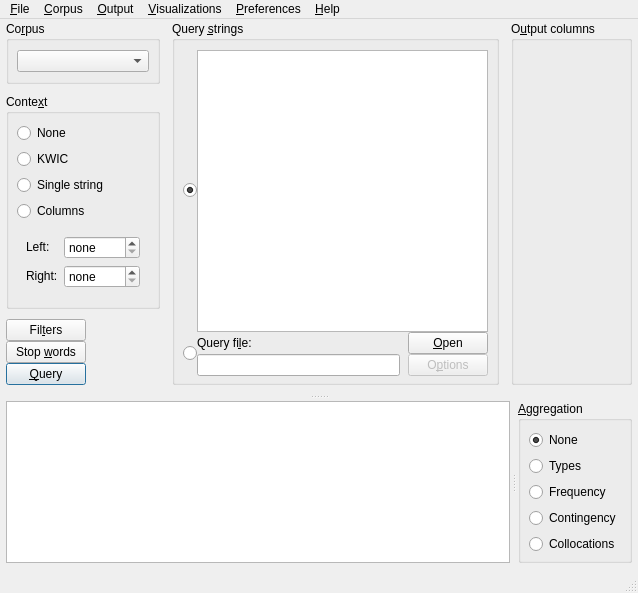
Old version of the form coquery/gui/ui/coquery.ui in the repository gkunter/coquery.
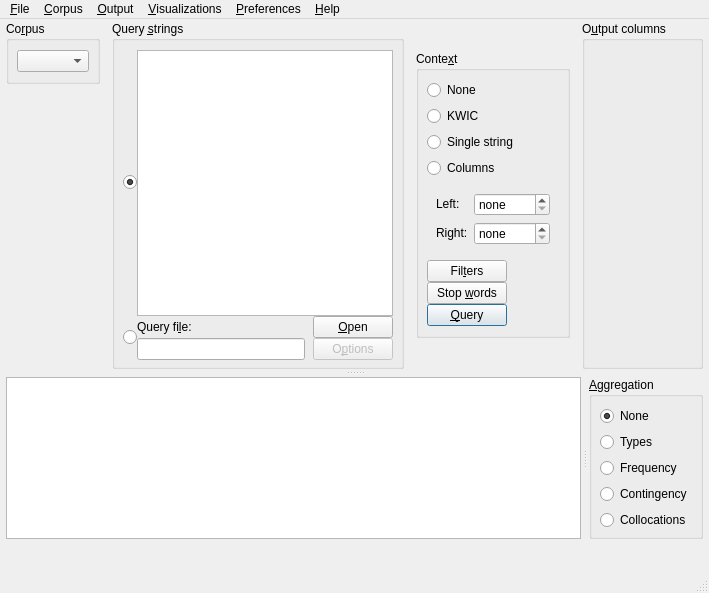
New version of the form. Icons and pictures are not drawn.

Patch:
```diff
--- a/coquery/gui/ui/coquery.ui
+++ b/coquery/gui/ui/coquery.ui
@@ -45,24 +45,15 @@
          <verstretch>1</verstretch>
         </sizepolicy>
        </property>
-       <layout class="QHBoxLayout" name="horizontalLayout_7" stretch="0,0,0">
+       <layout class="QHBoxLayout" name="horizontalLayout_7" stretch="0,0,0,0">
         <property name="spacing">
          <number>12</number>
         </property>
-        <property name="leftMargin">
+        <property name="margin">
          <number>0</number>
         </property>
-        <property name="topMargin">
-         <number>0</number>
-        </property>
-        <property name="rightMargin">
-         <number>0</number>
-        </property>
-        <property name="bottomMargin">
-         <number>8</number>
-        </property>
         <item>
-         <layout class="QVBoxLayout" name="verticalLayout_3" stretch="0,0,0,1,0">
+         <layout class="QVBoxLayout" name="verticalLayout_3" stretch="0,0,1">
           <property name="spacing">
            <number>0</number>
           </property>
@@ -129,6 +120,171 @@
            </spacer>
           </item>
           <item>
+           <spacer name="verticalSpacer">
+            <property name="orientation">
+             <enum>Qt::Vertical</enum>
+            </property>
+            <property name="sizeHint" stdset="0">
+             <size>
+              <width>20</width>
+              <height>10</height>
+             </size>
+            </property>
+           </spacer>
+          </item>
+         </layout>
+        </item>
+        <item>
+         <widget class="QGroupBox" name="box_input_settings">
+          <property name="sizePolicy">
+           <sizepolicy hsizetype="Expanding" vsizetype="Preferred">
+            <horstretch>3</horstretch>
+            <verstretch>0</verstretch>
+           </sizepolicy>
+          </property>
+          <property name="title">
+           <string>Query &amp;strings</string>
+          </property>
+          <layout class="QVBoxLayout" name="verticalLayout" stretch="0">
+           <property name="spacing">
+            <number>0</number>
+           </property>
+           <property name="sizeConstraint">
+            <enum>QLayout::SetMinimumSize</enum>
+           </property>
+           <property name="leftMargin">
+            <number>8</number>
+           </property>
+           <property name="rightMargin">
+            <number>8</number>
+           </property>
+           <property name="bottomMargin">
+            <number>6</number>
+           </property>
+           <item>
+            <layout class="QGridLayout" name="gridLayout_3">
+             <item row="0" column="0">
+              <widget class="QRadioButton" name="radio_query_string">
+               <property name="sizePolicy">
+                <sizepolicy hsizetype="Fixed" vsizetype="Fixed">
+                 <horstretch>0</horstretch>
+                 <verstretch>0</verstretch>
+                </sizepolicy>
+               </property>
+               <property name="text">
+                <string/>
+               </property>
+               <property name="checked">
+                <bool>true</bool>
+               </property>
+              </widget>
+             </item>
+             <item row="0" column="1">
+              <widget class="QTextEdit" name="edit_query_string">
+               <property name="sizePolicy">
+                <sizepolicy hsizetype="MinimumExpanding" vsizetype="Expanding">
+                 <horstretch>0</horstretch>
+                 <verstretch>0</verstretch>
+                </sizepolicy>
+               </property>
+              </widget>
+             </item>
+             <item row="1" column="0">
+              <widget class="QRadioButton" name="radio_query_file">
+               <property name="sizePolicy">
+                <sizepolicy hsizetype="Fixed" vsizetype="Fixed">
+                 <horstretch>0</horstretch>
+                 <verstretch>0</verstretch>
+                </sizepolicy>
+               </property>
+               <property name="text">
+                <string/>
+               </property>
+              </widget>
+             </item>
+             <item row="1" column="1">
+              <layout class="QGridLayout" name="gridLayout_2">
+               <property name="horizontalSpacing">
+                <number>8</number>
+               </property>
+               <property name="verticalSpacing">
+                <number>0</number>
+               </property>
+               <item row="0" column="0">
+                <widget class="QLabel" name="label_2">
+                 <property name="sizePolicy">
+                  <sizepolicy hsizetype="Minimum" vsizetype="Minimum">
+                   <horstretch>0</horstretch>
+                   <verstretch>0</verstretch>
+                  </sizepolicy>
+                 </property>
+                 <property name="text">
+                  <string>Query fi&amp;le:</string>
+                 </property>
+                 <property name="buddy">
+                  <cstring>edit_file_name</cstring>
+                 </property>
+                </widget>
+               </item>
+               <item row="0" column="1">
+                <widget class="QPushButton" name="button_browse_file">
+                 <property name="sizePolicy">
+                  <sizepolicy hsizetype="Minimum" vsizetype="Fixed">
+                   <horstretch>0</horstretch>
+                   <verstretch>0</verstretch>
+                  </sizepolicy>
+                 </property>
+                 <property name="text">
+                  <string>&amp;Open</string>
+                 </property>
+                 <property name="shortcut">
+                  <string>Alt+B</string>
+                 </property>
+                </widget>
+               </item>
+               <item row="1" column="0">
+                <widget class="QLineEdit" name="edit_file_name">
+                 <property name="enabled">
+                  <bool>true</bool>
+                 </property>
+                 <property name="sizePolicy">
+                  <sizepolicy hsizetype="MinimumExpanding" vsizetype="Minimum">
+                   <horstretch>0</horstretch>
+                   <verstretch>0</verstretch>
+                  </sizepolicy>
+                 </property>
+                 <property name="accessibleDescription">
+                  <string/>
+                 </property>
+                </widget>
+               </item>
+               <item row="1" column="1">
+                <widget class="QPushButton" name="button_file_options">
+                 <property name="enabled">
+                  <bool>false</bool>
+                 </property>
+                 <property name="sizePolicy">
+                  <sizepolicy hsizetype="Minimum" vsizetype="Fixed">
+                   <horstretch>0</horstretch>
+                   <verstretch>0</verstretch>
+                  </sizepolicy>
+                 </property>
+                 <property name="text">
+                  <string>O&amp;ptions</string>
+                 </property>
+                 <property name="shortcut">
+                  <string>Alt+B</string>
+                 </property>
+                </widget>
+               </item>
+              </layout>
+             </item>
+            </layout>
+           </item>
+          </layout>
+         </widget>
+        </item>
+        <item>
            <widget class="QGroupBox" name="box_context_mode">
             <property name="sizePolicy">
              <sizepolicy hsizetype="Fixed" vsizetype="Fixed">
@@ -260,22 +416,6 @@
                </layout>
               </widget>
              </item>
-            </layout>
-           </widget>
-          </item>
-          <item>
-           <spacer name="verticalSpacer">
-            <property name="orientation">
-             <enum>Qt::Vertical</enum>
-            </property>
-            <property name="sizeHint" stdset="0">
-             <size>
-              <width>20</width>
-              <height>10</height>
-             </size>
-            </property>
-           </spacer>
-          </item>
           <item>
            <widget class="QFrame" name="frame_buttons">
             <property name="sizePolicy">
@@ -360,155 +500,6 @@
              </item>
             </layout>
            </widget>
-          </item>
-         </layout>
-        </item>
-        <item>
-         <widget class="QGroupBox" name="box_input_settings">
-          <property name="sizePolicy">
-           <sizepolicy hsizetype="Expanding" vsizetype="Preferred">
-            <horstretch>3</horstretch>
-            <verstretch>0</verstretch>
-           </sizepolicy>
-          </property>
-          <property name="title">
-           <string>Query &amp;strings</string>
-          </property>
-          <layout class="QVBoxLayout" name="verticalLayout" stretch="0">
-           <property name="spacing">
-            <number>0</number>
-           </property>
-           <property name="sizeConstraint">
-            <enum>QLayout::SetMinimumSize</enum>
-           </property>
-           <property name="leftMargin">
-            <number>8</number>
-           </property>
-           <property name="rightMargin">
-            <number>8</number>
-           </property>
-           <property name="bottomMargin">
-            <number>6</number>
-           </property>
-           <item>
-            <layout class="QGridLayout" name="gridLayout_3">
-             <item row="0" column="0">
-              <widget class="QRadioButton" name="radio_query_string">
-               <property name="sizePolicy">
-                <sizepolicy hsizetype="Fixed" vsizetype="Fixed">
-                 <horstretch>0</horstretch>
-                 <verstretch>0</verstretch>
-                </sizepolicy>
-               </property>
-               <property name="text">
-                <string/>
-               </property>
-               <property name="checked">
-                <bool>true</bool>
-               </property>
-              </widget>
-             </item>
-             <item row="0" column="1">
-              <widget class="QTextEdit" name="edit_query_string">
-               <property name="sizePolicy">
-                <sizepolicy hsizetype="MinimumExpanding" vsizetype="Expanding">
-                 <horstretch>0</horstretch>
-                 <verstretch>0</verstretch>
-                </sizepolicy>
-               </property>
-              </widget>
-             </item>
-             <item row="1" column="0">
-              <widget class="QRadioButton" name="radio_query_file">
-               <property name="sizePolicy">
-                <sizepolicy hsizetype="Fixed" vsizetype="Fixed">
-                 <horstretch>0</horstretch>
-                 <verstretch>0</verstretch>
-                </sizepolicy>
-               </property>
-               <property name="text">
-                <string/>
-               </property>
-              </widget>
-             </item>
-             <item row="1" column="1">
-              <layout class="QGridLayout" name="gridLayout_2">
-               <property name="horizontalSpacing">
-                <number>8</number>
-               </property>
-               <property name="verticalSpacing">
-                <number>0</number>
-               </property>
-               <item row="0" column="0">
-                <widget class="QLabel" name="label_2">
-                 <property name="sizePolicy">
-                  <sizepolicy hsizetype="Minimum" vsizetype="Minimum">
-                   <horstretch>0</horstretch>
-                   <verstretch>0</verstretch>
-                  </sizepolicy>
-                 </property>
-                 <property name="text">
-                  <string>Query fi&amp;le:</string>
-                 </property>
-                 <property name="buddy">
-                  <cstring>edit_file_name</cstring>
-                 </property>
-                </widget>
-               </item>
-               <item row="0" column="1">
-                <widget class="QPushButton" name="button_browse_file">
-                 <property name="sizePolicy">
-                  <sizepolicy hsizetype="Minimum" vsizetype="Fixed">
-                   <horstretch>0</horstretch>
-                   <verstretch>0</verstretch>
-                  </sizepolicy>
-                 </property>
-                 <property name="text">
-                  <string>&amp;Open</string>
-                 </property>
-                 <property name="shortcut">
-                  <string>Alt+B</string>
-                 </property>
-                </widget>
-               </item>
-               <item row="1" column="0">
-                <widget class="QLineEdit" name="edit_file_name">
-                 <property name="enabled">
-                  <bool>true</bool>
-                 </property>
-                 <property name="sizePolicy">
-                  <sizepolicy hsizetype="MinimumExpanding" vsizetype="Minimum">
-                   <horstretch>0</horstretch>
-                   <verstretch>0</verstretch>
-                  </sizepolicy>
-                 </property>
-                 <property name="accessibleDescription">
-                  <string/>
-                 </property>
-                </widget>
-               </item>
-               <item row="1" column="1">
-                <widget class="QPushButton" name="button_file_options">
-                 <property name="enabled">
-                  <bool>false</bool>
-                 </property>
-                 <property name="sizePolicy">
-                  <sizepolicy hsizetype="Minimum" vsizetype="Fixed">
-                   <horstretch>0</horstretch>
-                   <verstretch>0</verstretch>
-                  </sizepolicy>
-                 </property>
-                 <property name="text">
-                  <string>O&amp;ptions</string>
-                 </property>
-                 <property name="shortcut">
-                  <string>Alt+B</string>
-                 </property>
-                </widget>
-               </item>
-              </layout>
-             </item>
-            </layout>
            </item>
           </layout>
          </widget>
```
Lines whose indentation alone changed are shown as unchanged.
